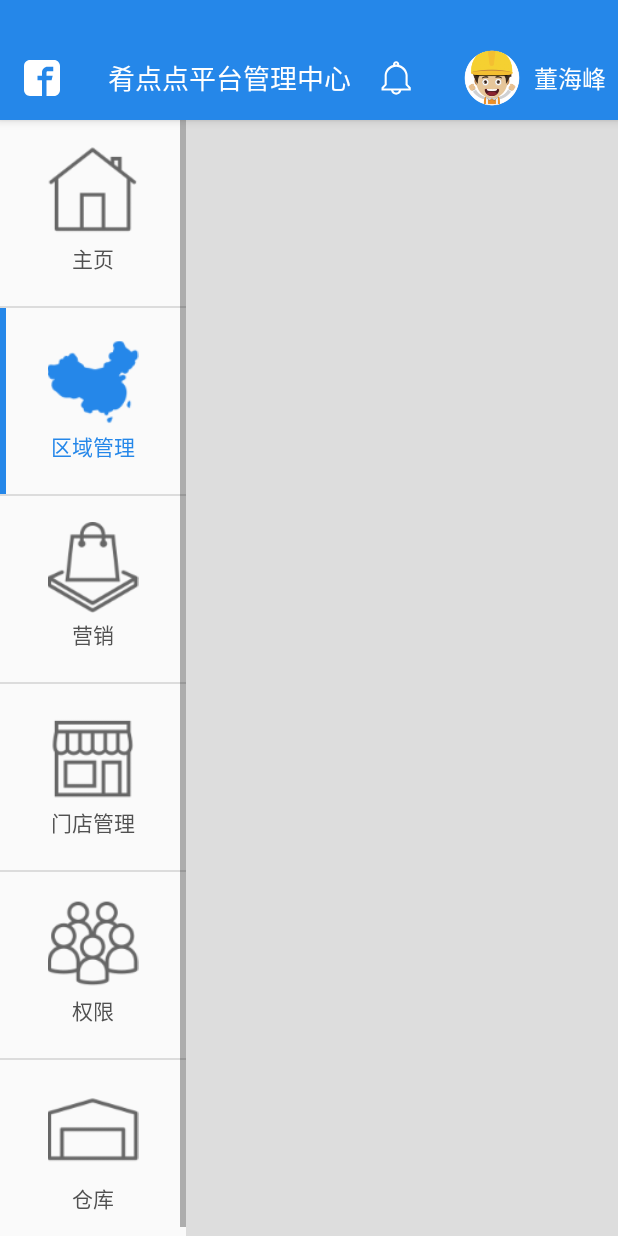
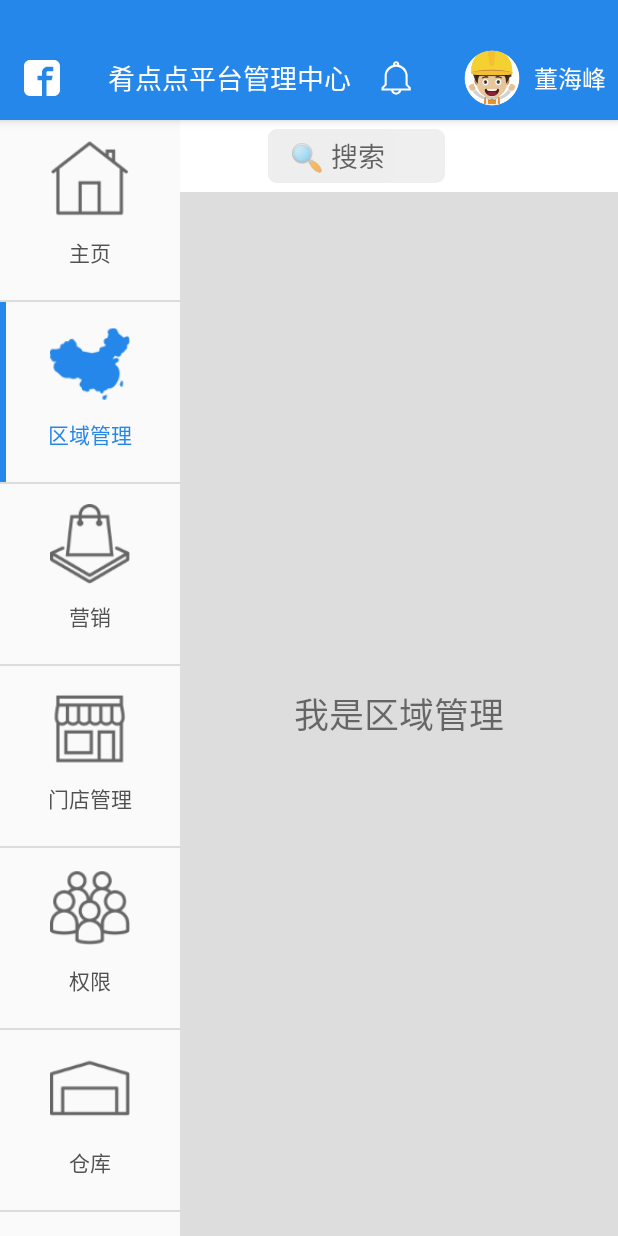
Before and after one commit to DongHaiFengCN/platform, an Android app: the HomeActivity screen opened directly, with no data from a screen before it, after a tap on "区域管理", on a phone screen of 412 x 824 dp. Run offline under Robolectric (Android 15) with nearby library versions, the phone set to English and light mode, and no system bars; 1 other tap on this screen came first.

Commit message:
搜索组件的封装A

```diff
--- /dev/null
+++ b/common/src/main/java/com/yh/ydd/common/view/SearchComponent.java
@@ -0,0 +1,122 @@
+package com.yh.ydd.common.view;
+
+import android.app.Activity;
+import android.content.Context;
+import android.support.annotation.Nullable;
+import android.text.Editable;
+import android.text.TextWatcher;
+import android.util.AttributeSet;
+import android.util.Log;
+import android.view.LayoutInflater;
+import android.view.MotionEvent;
+import android.view.View;
+import android.view.inputmethod.InputMethodManager;
+import android.widget.Button;
+import android.widget.EditText;
+import android.widget.ImageButton;
+import android.widget.ImageView;
+import android.widget.LinearLayout;
+import android.widget.TextView;
+
+import com.example.ydd.mylibrary.R;
+
+public class SearchComponent extends LinearLayout {
+    public SearchComponent(Context context, @Nullable AttributeSet attrs) {
+        super(context, attrs);
+
+        //加载视图
+        LayoutInflater.from(context).inflate(R.layout.search, this);
+        EditText editText = findViewById(R.id.search_et);
+        Button cancelBt = findViewById(R.id.search_cancel_bt);
+
+        ImageView cleanIm = findViewById(R.id.search_clean_im);
+
+        cancelBt.setOnClickListener(new OnClickListener() {
+            @Override
+            public void onClick(View v) {
+                editText.setText("");
+                cleanIm.setVisibility(INVISIBLE);
+                //取消焦点
+                editText.clearFocus();
+                //关闭键盘
+                hideKeyboard();
+                cancelBt.setVisibility(INVISIBLE);
+
+            }
+        });
+
+        cleanIm.setOnClickListener(new OnClickListener() {
+            @Override
+            public void onClick(View v) {
+
+                editText.setText("");
+            }
+        });
+
+
+        editText.setOnFocusChangeListener(new OnFocusChangeListener() {
+            @Override
+            public void onFocusChange(View v, boolean hasFocus) {
+
+                if (hasFocus) {
+
+                    editText.setHint("");
+                    cancelBt.setVisibility(VISIBLE);
+
+                } else {
+
+                    editText.setHint("🔍 搜索");
+                    cancelBt.setVisibility(INVISIBLE);
+                }
+
+            }
+        });
+
+
+        editText.addTextChangedListener(new TextWatcher() {
+            @Override
+            public void beforeTextChanged(CharSequence s, int start, int count, int after) {
+
+
+            }
+
+            @Override
+            public void onTextChanged(CharSequence s, int start, int before, int count) {
+
+            }
+
+            @Override
+            public void afterTextChanged(Editable s) {
+
+                if (s.length() > 0) {
+
+                    if (cleanIm.getVisibility() == INVISIBLE) {
+
+                        cleanIm.setVisibility(VISIBLE);
+                    }
+
+                    //TODO 正式发起搜索
+
+
+                } else {
+
+                    cleanIm.setVisibility(INVISIBLE);
+                }
+
+            }
+        });
+    }
+
+    private void hideKeyboard() {
+
+        Activity activity = (Activity) getContext();
+        InputMethodManager imm = (InputMethodManager) getContext().getSystemService(Context.INPUT_METHOD_SERVICE);
+        if (imm.isActive()) {
+            if (activity.getCurrentFocus().getWindowToken() != null) {
+                imm.hideSoftInputFromWindow(activity.getCurrentFocus().getWindowToken(), InputMethodManager.HIDE_NOT_ALWAYS);
+            }
+        }
+    }
+
+
+}
--- /dev/null
+++ b/common/src/main/res/drawable/shape_radius.xml
@@ -0,0 +1,16 @@
+<?xml version="1.0" encoding="utf-8"?>
+<!-- 矩形圆角+左右两边为一个圆弧 -->
+<shape xmlns:android="http://schemas.android.com/apk/res/android"
+    android:shape="rectangle"
+    android:useLevel="true">
+
+    <size
+        android:width="50dp"
+        android:height="10dp" />
+
+    <solid android:color="@color/searchBackGroundColor" />
+
+    <!-- 圆角半径是高度的一般就是一个圆弧了 -->
+    <corners android:radius="6dp" />
+
+</shape>
--- /dev/null
+++ b/common/src/main/res/layout/search.xml
@@ -0,0 +1,53 @@
+<?xml version="1.0" encoding="utf-8"?>
+<LinearLayout xmlns:android="http://schemas.android.com/apk/res/android"
+    android:layout_width="match_parent"
+    android:layout_height="48dp"
+    android:gravity="center"
+    android:background="@color/white"
+    android:orientation="horizontal"
+    android:weightSum="2">
+
+    <LinearLayout
+        android:layout_width="0dp"
+        android:layout_height="match_parent"
+        android:layout_marginTop="6dp"
+        android:layout_marginBottom="6dp"
+        android:layout_weight="1"
+        android:background="@drawable/shape_radius"
+        android:gravity="center">
+
+        <EditText
+            android:id="@+id/search_et"
+            android:layout_width="0dp"
+            android:layout_height="match_parent"
+            android:layout_weight="1"
+            android:background="@drawable/shape_radius"
+            android:gravity="center"
+            android:hint="🔍 搜索"
+            android:maxLength="27"
+            android:paddingLeft="8dp" />
+
+        <ImageView
+            android:id="@+id/search_clean_im"
+            android:layout_width="wrap_content"
+            android:layout_height="wrap_content"
+            android:layout_gravity="center"
+            android:layout_marginLeft="8dp"
+            android:layout_marginRight="8dp"
+            android:visibility="invisible"
+            android:background="@mipmap/ic_delete" />
+    </LinearLayout>
+
+    <Button
+        android:id="@+id/search_cancel_bt"
+        android:layout_width="40dp"
+        android:layout_height="match_parent"
+        android:text="取消"
+        android:textColor="@color/colorPrimary"
+        android:visibility="invisible"
+        android:gravity="center"
+        android:layout_margin="8dp"
+        android:background="?android:attr/selectableItemBackground" />
+
+
+</LinearLayout>
--- a/common/src/main/res/values/colors.xml
+++ b/common/src/main/res/values/colors.xml
@@ -5,4 +5,5 @@
     <color name="colorAccent">#FF4081</color>
     <color name="white">#ffffff</color>
     <color name="textViewColorNormal">#515151</color>
+    <color name="searchBackGroundColor">#eeeeeeee</color>
 </resources>
--- a/common/src/main/res/values/styles.xml
+++ b/common/src/main/res/values/styles.xml
@@ -34,5 +34,8 @@
         <item name="android:windowFullscreen">true</item>
 
     </style>
-
+    <style name="AutoButton" parent="AppTheme">
+        <item name="buttonStyle">@style/Widget.AppCompat.Button</item>
+        <item name="colorButtonNormal">@color/white</item>
+    </style>
 </resources>
--- /dev/null
+++ b/main/src/main/java/com/yh/ydd/platform/home/AreaFragment.java
@@ -0,0 +1,36 @@
+package com.yh.ydd.platform.home;
+
+import android.app.Fragment;
+import android.os.Bundle;
+import android.support.annotation.NonNull;
+import android.support.annotation.Nullable;
+import android.util.Log;
+import android.view.LayoutInflater;
+import android.view.View;
+import android.view.ViewGroup;
+
+import com.example.ydd.platfrom.R;
+import com.yh.ydd.platform.entrance.register.RegisterVerificationCode;
+
+public class AreaFragment extends Fragment  {
+
+    @Nullable
+    @Override
+    public View onCreateView(@NonNull LayoutInflater inflater, @Nullable ViewGroup container, @Nullable Bundle savedInstanceState) {
+
+        View view = inflater.inflate(R.layout.activity_home_area_fg,null);
+
+        Log.e("DOAING","AreaFragment onCreateView");
+        return view;
+    }
+
+
+    @Override
+    public void onHiddenChanged(boolean hidden) {
+        super.onHiddenChanged(hidden);
+        if(!hidden){
+            //TODO 如果是二次显示的话需要刷新一下界面数据就可以在这显示了
+
+        }
+    }
+}
--- a/main/src/main/java/com/yh/ydd/platform/home/HomeActivity.java
+++ b/main/src/main/java/com/yh/ydd/platform/home/HomeActivity.java
@@ -1,11 +1,15 @@
 package com.yh.ydd.platform.home;
 
+import android.annotation.SuppressLint;
+import android.app.Fragment;
+import android.app.FragmentTransaction;
 import android.os.Bundle;
 import android.support.v7.app.AppCompatActivity;
 import android.support.v7.widget.Toolbar;
 import android.view.View;
 import android.view.ViewGroup;
 import android.view.ViewTreeObserver;
+import android.widget.AdapterView;
 import android.widget.BaseAdapter;
 import android.widget.ImageView;
 import android.widget.LinearLayout;
@@ -13,6 +17,9 @@ import android.widget.ListView;
 import android.widget.TextView;
 
 import com.example.ydd.platfrom.R;
+import com.yh.ydd.common.untils.Utils;
+
+import java.util.List;
 
 
 public class HomeActivity extends AppCompatActivity {
@@ -20,17 +27,28 @@ public class HomeActivity extends AppCompatActivity {
     private ListView itemLv;
 
     private int height;
+    private MainFragment mainFragment;
 
-    private int[] imageNormal ={R.mipmap.ic_home_normal,R.mipmap.ic_china_map_normal,R.mipmap.ic_action_normal,R.mipmap.ic_shop_normal,R.mipmap.ic_user_normal,R.mipmap.ic_storage_normal};
-    private int[] imagePress ={R.mipmap.ic_home_press,R.mipmap.ic_china_map_press,R.mipmap.ic_action_press,R.mipmap.ic_shop_press,R.mipmap.ic_user_press,R.mipmap.ic_storage_press};
-    private String[] title = {"主页","区域管理","营销","门店管理","权限","仓库"};
+    private AreaFragment areaFragment;
+    private int[] imageNormal = {R.mipmap.ic_home_normal, R.mipmap.ic_china_map_normal, R.mipmap.ic_action_normal, R.mipmap.ic_shop_normal, R.mipmap.ic_user_normal, R.mipmap.ic_storage_normal};
+    private int[] imagePress = {R.mipmap.ic_home_press, R.mipmap.ic_china_map_press, R.mipmap.ic_action_press, R.mipmap.ic_shop_press, R.mipmap.ic_user_press, R.mipmap.ic_storage_press};
+    private String[] title = {"主页", "区域管理", "营销", "门店管理", "权限", "仓库"};
 
     @Override
     protected void onCreate(Bundle savedInstanceState) {
         super.onCreate(savedInstanceState);
         setContentView(R.layout.activity_home);
+        initView();
+
+    }
+
+    /**
+     * 初始化视图
+     */
+    private void initView() {
+
         Toolbar toolbar = findViewById(R.id.toolbar);
-        toolbar.setTitleMarginTop(getStatusBarHeight());
+        toolbar.setTitleMarginTop(Utils.getStatusBarHeight(getApplicationContext()));
         toolbar.setNavigationIcon(R.drawable.ic_facebook);
         setSupportActionBar(toolbar);
 
@@ -45,36 +63,90 @@ public class HomeActivity extends AppCompatActivity {
 
                 MyAdapter myAdapter = new MyAdapter();
                 linearLayout.getViewTreeObserver().removeOnGlobalLayoutListener(this);
-                height = linearLayout.getHeight() / title.length;
-                ViewGroup.LayoutParams layoutParams = itemLv.getLayoutParams();
+
+                //解决系统虚拟按键遮挡的部分，只使用不遮挡的部分党作导航的
+                height = (linearLayout.getHeight() - Utils.getStatusBarHeight(getApplicationContext())) / title.length;
+                LinearLayout.LayoutParams layoutParams = (LinearLayout.LayoutParams) itemLv.getLayoutParams();
                 layoutParams.width = height;
                 itemLv.setLayoutParams(layoutParams);
                 itemLv.setAdapter(myAdapter);
-                itemLv.setOnItemClickListener((parent, view, position, id) -> myAdapter.selectPosition(position));
+                itemLv.setOnItemClickListener(new AdapterView.OnItemClickListener() {
+                    @Override
+                    public void onItemClick(AdapterView<?> parent, View view, int position, long id) {
+                        myAdapter.selectPosition(position);
+
+                        selectFragment(position);
+
+                    }
+                });
 
             }
         });
-
-
     }
 
     /**
-     * 获取系统状态栏高度
+     * 打开指定位置的fragment
+     * @param position
+     */
+    @SuppressLint("NewApi")
+    private void selectFragment(int position) {
+        // 开启一个Fragment事务
+
+        android.app.FragmentManager fragmentManager = getFragmentManager();
+        FragmentTransaction transaction = fragmentManager
+                .beginTransaction();
+
+
+        // 先隐藏掉所有的Fragment，以防止有多个Fragment显示在界面上的情况
+        hideFragments(transaction);
+
+        switch (position) {
+            case 0:
+                if (mainFragment == null) {
+                    mainFragment = new MainFragment();
+                    transaction.add(R.id.fragment_container, mainFragment);
+                } else {
+                    transaction.show(mainFragment);
+                }
+                break;
+            case 1:
+                if (areaFragment == null) {
+                    areaFragment = new AreaFragment();
+                    transaction.add(R.id.fragment_container, areaFragment);
+                } else {
+                    transaction.show(areaFragment);
+                }
+                break;
+            default:
+                break;
+        }
+        transaction.commit();
+
+        }
+    /**
+     * 将所有的Fragment都置为隐藏状态。
      *
-     * @return
+     * @param transaction
+     *            用于对Fragment执行操作的事务
      */
-    private int getStatusBarHeight() {
-        int result = 0;
-        int resourceId = getResources().getIdentifier("status_bar_height", "dimen", "android");
-        if (resourceId > 0) {
-            result = getResources().getDimensionPixelSize(resourceId);
+    private void hideFragments(FragmentTransaction transaction) {
+
+        if (mainFragment != null) {
+            transaction.hide(mainFragment);
         }
-        return result;
+        if (areaFragment != null) {
+            transaction.hide(areaFragment);
+        }
     }
+
+
+
+
 
     private class MyAdapter extends BaseAdapter {
 
         private int position = -1;
+
         @Override
         public int getCount() {
             return title.length;
@@ -93,7 +165,7 @@ public class HomeActivity extends AppCompatActivity {
         @Override
         public View getView(int position, View convertView, ViewGroup parent) {
 
-            ViewHolder viewHolder = null;
+            ViewHolder viewHolder;
 
             if (convertView == null) {
 
@@ -108,7 +180,7 @@ public class HomeActivity extends AppCompatActivity {
 
             viewHolder.name.setText(title[position]);
 
-            if(this.position == position){
+            if (this.position == position) {
 
                 viewHolder.icon.setImageResource(imagePress[position]);
 
@@ -116,7 +188,7 @@ public class HomeActivity extends AppCompatActivity {
 
                 viewHolder.name.setTextColor(getResources().getColor(R.color.colorPrimary));
 
-            }else {
+            } else {
 
                 viewHolder.icon.setImageResource(imageNormal[position]);
 
@@ -141,15 +213,16 @@ public class HomeActivity extends AppCompatActivity {
 
                 icon = view.findViewById(R.id.imageView);
 
-                name =view.findViewById(R.id.title_tv);
+                name = view.findViewById(R.id.title_tv);
 
                 //设置蓝色导航条高度
-               setItemHeight(navigationVi);
+                setItemHeight(navigationVi);
 
-               //设置内容区的高度
-               setItemHeight(view.findViewById(R.id.line2));
+                //设置内容区的高度
+                setItemHeight(view.findViewById(R.id.line2));
 
             }
+
             private void setItemHeight(View view) {
 
                 ViewGroup.LayoutParams layoutParams1 = view.getLayoutParams();
@@ -157,11 +230,9 @@ public class HomeActivity extends AppCompatActivity {
                 view.setLayoutParams(layoutParams1);
             }
 
-
-
         }
 
-        public void selectPosition(int position){
+        public void selectPosition(int position) {
 
             this.position = position;
             notifyDataSetChanged();
--- /dev/null
+++ b/main/src/main/java/com/yh/ydd/platform/home/MainFragment.java
@@ -0,0 +1,39 @@
+package com.yh.ydd.platform.home;
+
+import android.app.Fragment;
+import android.os.Bundle;
+import android.support.annotation.NonNull;
+import android.support.annotation.Nullable;
+import android.util.Log;
+import android.view.LayoutInflater;
+import android.view.View;
+import android.view.ViewGroup;
+
+import com.example.ydd.platfrom.R;
+import com.yh.ydd.platform.entrance.register.RegisterVerificationCode;
+
+public class MainFragment extends Fragment  {
+
+    @Nullable
+    @Override
+    public View onCreateView(@NonNull LayoutInflater inflater, @Nullable ViewGroup container, @Nullable Bundle savedInstanceState) {
+
+        View view = inflater.inflate(R.layout.activity_home_main_fg,null);
+
+        return view;
+    }
+
+    @Override
+    public void onStart() {
+        super.onStart();
+    }
+
+    @Override
+    public void onHiddenChanged(boolean hidden) {
+        super.onHiddenChanged(hidden);
+        if(!hidden){
+            //TODO 如果是二次显示的话需要刷新一下界面数据就可以在这显示了
+
+        }
+    }
+}
--- a/main/src/main/res/layout/activity_home.xml
+++ b/main/src/main/res/layout/activity_home.xml
@@ -74,6 +74,7 @@
 
       </ListView>
         <FrameLayout
+            android:id="@+id/fragment_container"
             android:layout_width="match_parent"
             android:layout_height="match_parent"
             android:background="#ddd"
--- /dev/null
+++ b/main/src/main/res/layout/activity_home_area_fg.xml
@@ -0,0 +1,23 @@
+<?xml version="1.0" encoding="utf-8"?>
+<LinearLayout
+    xmlns:android="http://schemas.android.com/apk/res/android"
+    xmlns:tools="http://schemas.android.com/tools"
+    android:layout_width="match_parent"
+    android:layout_height="match_parent"
+    android:orientation="vertical"
+    tools:context="com.yh.ydd.platform.home.HomeActivity">
+
+    <com.yh.ydd.common.view.SearchComponent
+        android:background="@color/white"
+        android:layout_width="match_parent"
+        android:layout_height="wrap_content">
+    </com.yh.ydd.common.view.SearchComponent>
+    <TextView
+        android:layout_width="match_parent"
+        android:layout_height="match_parent"
+        android:text="我是区域管理"
+        android:gravity="center"
+        android:textSize="23sp"
+        />
+
+</LinearLayout>
--- a/main/src/main/res/layout/activity_home_navigation_item.xml
+++ b/main/src/main/res/layout/activity_home_navigation_item.xml
@@ -23,16 +23,18 @@
             android:id="@+id/imageView"
             android:layout_width="match_parent"
             android:layout_height="0dp"
-            android:layout_weight="3.2" />
+            android:layout_weight="3" />
+
         <TextView
             android:id="@+id/title_tv"
             android:layout_width="match_parent"
             android:layout_height="0dp"
-            android:layout_weight="1.5"
+            android:layout_weight="2"
+            android:layout_marginTop="4dp"
             android:text="测试"
             android:textSize="14sp"
-            android:gravity="center"
-            />
+            android:gravity="center" />
+
     </LinearLayout>
 
 
--- a/main/src/main/res/values/styles.xml
+++ b/main/src/main/res/values/styles.xml
@@ -15,4 +15,7 @@
         <item name="android:statusBarColor" tools:targetApi="lollipop">@android:color/transparent</item>
     </style>
 
+
+
+
 </resources>
```
Also changed, not shown: common/src/main/java/com/yh/ydd/common/untils/Utils.java (+88 -0 lines), common/src/main/res/drawable/ic_cancel.xml (added, +5 -0 lines), main/src/main/res/layout/activity_home_main_fg.xml (added, +17 -0 lines), common/src/main/res/mipmap-xxhdpi/ic_delete.png (added).
